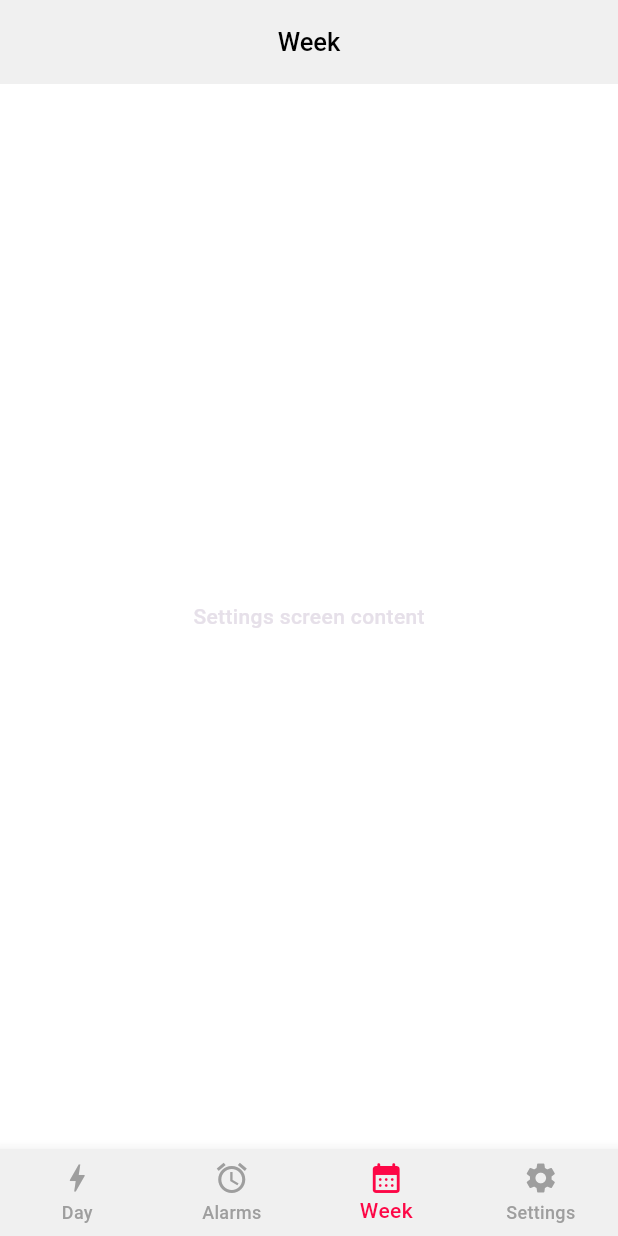
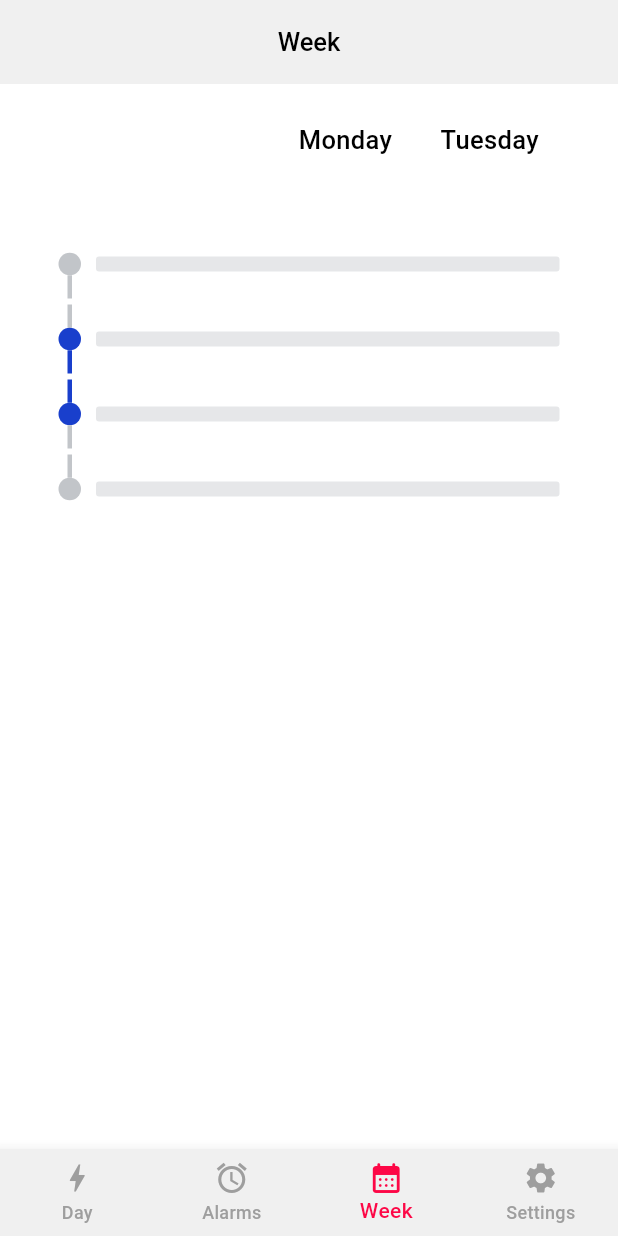
Before and after one commit to MuhammadHarisSiddiqui620/alarm_clock, a Flutter app: the screen it shows after launch, item 3 of the bottom bar chosen, on a phone screen of 412 x 824 dp. Run offline on Flutter 3.47's test engine with Material 3 defaults, Android fonts, the light colour scheme and no system bars; drawn by our look-alikes of timelines; our stand-ins replace flutter_svg; missing offline and left inert: wheel_picker.

Commit message:
alarm_clock[7]
Changes
- New Alarm and Week Screen Update

Issues
- None

```diff
--- a/lib/Screens/WeekScreen.dart
+++ b/lib/Screens/WeekScreen.dart
@@ -1,5 +1,8 @@
 import 'package:alarm_clock/components/CustomAppBar.dart';
+import 'package:alarm_clock/components/TimelineStatusPage.dart';
 import 'package:flutter/material.dart';
+
+import '../constants.dart';
 
 class WeekScreen extends StatefulWidget {
   const WeekScreen({super.key});
@@ -11,11 +14,84 @@ class WeekScreen extends StatefulWidget {
 class _WeekScreenState extends State<WeekScreen> {
   @override
   Widget build(BuildContext context) {
+    double screenWidth = MediaQuery.of(context).size.width;
+
     return SafeArea(
       child: Scaffold(
         appBar: CustomAppBar(title: 'Week'), // Use the custom AppBar
-        body: Center(
-          child: Text('Settings screen content'),
+        body: Container(
+          margin: EdgeInsets.symmetric(vertical: 25, horizontal: 27),
+          child: Column(
+            crossAxisAlignment:
+                CrossAxisAlignment.center, // Center the content vertically
+            children: [
+              // Horizontal ListView for days of the week
+              Container(
+                height: 50,
+                margin: EdgeInsets.only(
+                    left: screenWidth * 0.5 -
+                        50), // 50% of screen width minus half the container width (75)
+                child: ListView(
+                  scrollDirection:
+                      Axis.horizontal, // Enable horizontal scrolling
+                  children: [
+                    Container(
+                      padding: EdgeInsets.symmetric(horizontal: 16),
+                      child: Text(
+                        'Monday',
+                        style: appBarStyle,
+                      ),
+                    ),
+                    Container(
+                      padding: EdgeInsets.symmetric(horizontal: 16),
+                      child: Text(
+                        'Tuesday',
+                        style: appBarStyle,
+                      ),
+                    ),
+                    Container(
+                      padding: EdgeInsets.symmetric(horizontal: 16),
+                      child: Text(
+                        'Wednesday',
+                        style: appBarStyle,
+                      ),
+                    ),
+                    Container(
+                      padding: EdgeInsets.symmetric(horizontal: 16),
+                      child: Text(
+                        'Thursday',
+                        style: appBarStyle,
+                      ),
+                    ),
+                    Container(
+                      padding: EdgeInsets.symmetric(horizontal: 16),
+                      child: Text(
+                        'Friday',
+                        style: appBarStyle,
+                      ),
+                    ),
+                    Container(
+                      padding: EdgeInsets.symmetric(horizontal: 16),
+                      child: Text(
+                        'Saturday',
+                        style: appBarStyle,
+                      ),
+                    ),
+                    Container(
+                      padding: EdgeInsets.symmetric(horizontal: 16),
+                      child: Text(
+                        'Sunday',
+                        style: appBarStyle,
+                      ),
+                    ),
+                  ],
+                ),
+              ),
+              Expanded(
+                child: TimelineStatusPage(),
+              ),
+            ],
+          ),
         ),
       ),
     );
--- /dev/null
+++ b/lib/components/TimelineStatusPage.dart
@@ -0,0 +1,97 @@
+import 'package:flutter/material.dart';
+import 'package:timelines/timelines.dart';
+
+const kTileHeight = 50.0;
+
+class TimelineStatusPage extends StatelessWidget {
+  @override
+  Widget build(BuildContext context) {
+    return Scaffold(
+      body: Center(
+        child: Padding(
+          padding: const EdgeInsets.symmetric(horizontal: 12.0),
+          child: Row(
+            children: [
+              _Timeline2(),
+            ],
+          ),
+        ),
+      ),
+    );
+  }
+}
+
+class _Timeline2 extends StatelessWidget {
+  @override
+  Widget build(BuildContext context) {
+    List<_TimelineStatus> data = [
+      _TimelineStatus.done,
+      _TimelineStatus.inProgress,
+      _TimelineStatus.inProgress,
+      _TimelineStatus.todo
+    ];
+
+    return Flexible(
+      child: Timeline.tileBuilder(
+        theme: TimelineThemeData(
+          nodePosition: 0,
+          color: Color(0xffc2c5c9),
+          connectorTheme: ConnectorThemeData(
+            thickness: 3.0,
+          ),
+        ),
+        padding: EdgeInsets.only(top: 20.0),
+        builder: TimelineTileBuilder.connected(
+          indicatorBuilder: (context, index) {
+            return DotIndicator(
+              color: data[index].isInProgress ? Color(0xff193fcc) : null,
+            );
+          },
+          connectorBuilder: (_, index, connectorType) {
+            var color;
+            if (index + 1 < data.length - 1) {
+              color = data[index].isInProgress && data[index + 1].isInProgress
+                  ? Color(0xff193fcc)
+                  : null;
+            }
+            return SolidLineConnector(
+              indent: connectorType == ConnectorType.start ? 0 : 2.0,
+              endIndent: connectorType == ConnectorType.end ? 0 : 2.0,
+              color: color,
+            );
+          },
+          contentsBuilder: (_, __) => _EmptyContents(),
+          itemExtentBuilder: (_, __) {
+            return kTileHeight;
+          },
+          itemCount: data.length,
+        ),
+      ),
+    );
+  }
+}
+
+class _EmptyContents extends StatelessWidget {
+  @override
+  Widget build(BuildContext context) {
+    return Container(
+      margin: EdgeInsets.only(left: 10.0),
+      height: 10.0,
+      decoration: BoxDecoration(
+        borderRadius: BorderRadius.circular(2.0),
+        color: Color(0xffe6e7e9),
+      ),
+    );
+  }
+}
+
+enum _TimelineStatus {
+  done,
+  sync,
+  inProgress,
+  todo,
+}
+
+extension on _TimelineStatus {
+  bool get isInProgress => this == _TimelineStatus.inProgress;
+}
--- a/lib/constants.dart
+++ b/lib/constants.dart
@@ -12,6 +12,9 @@ const dayContainer =
 const secondaryTextColor =
     TextStyle(fontSize: 12, color: Color(0xFF585858), fontFamily: 'Roboto');
 
+const weekHeaders =
+    TextStyle(fontSize: 12, color: Color(0xFF8F8F8F), fontFamily: 'Roboto');
+
 const dayContainerTimer =
     TextStyle(fontSize: 35, color: Colors.white, fontFamily: 'Roboto');
 
@@ -23,6 +26,9 @@ const buttonTextStyle =
 
 const newAlarmTextStyle =
     TextStyle(color: Color(0xFF313131), fontSize: 12, fontFamily: 'Roboto');
+
+const weekWheelerText =
+    TextStyle(color: Color(0xFF007AFF), fontSize: 17, fontFamily: 'Roboto');
 
 const List<Widget> _widgetOptions = <Widget>[
   Text(
--- a/lib/main.dart
+++ b/lib/main.dart
@@ -1,9 +1,8 @@
-import 'package:alarm_clock/Screens/NewAlarm.dart';
+import 'package:alarm_clock/Screens/AlarmScreen.dart';
 import 'package:alarm_clock/Screens/SettingsScreen.dart';
 import 'package:alarm_clock/Screens/WeekScreen.dart';
 import 'package:flutter/material.dart';
 
-import 'Screens/AlarmScreen.dart';
 import 'Screens/DayScreen.dart';
 import 'components/BottomNavBar.dart';
 
--- a/pubspec.yaml
+++ b/pubspec.yaml
@@ -17,6 +17,7 @@ dependencies:
   load_switch: ^2.1.0
   flutter_svg: ^2.0.10+1
   wheel_picker: ^0.1.1
+  timelines: ^0.1.0
 
 dev_dependencies:
   flutter_test:
```
Also changed, not shown: lib/Screens/DayScreen.dart (+8 -8 lines), lib/Screens/NewAlarm.dart (+14 -18 lines), lib/components/Reusable_Alarm.dart (+4 -4 lines), lib/components/SmartWheelPicker.dart (added, +104 -0 lines).
